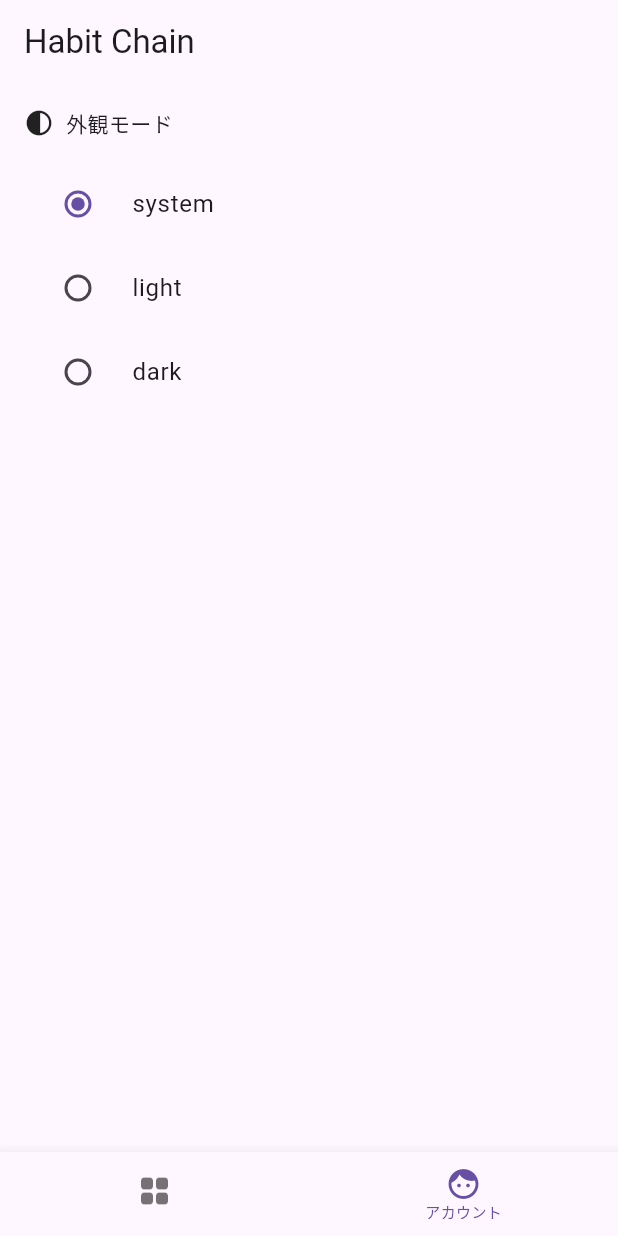
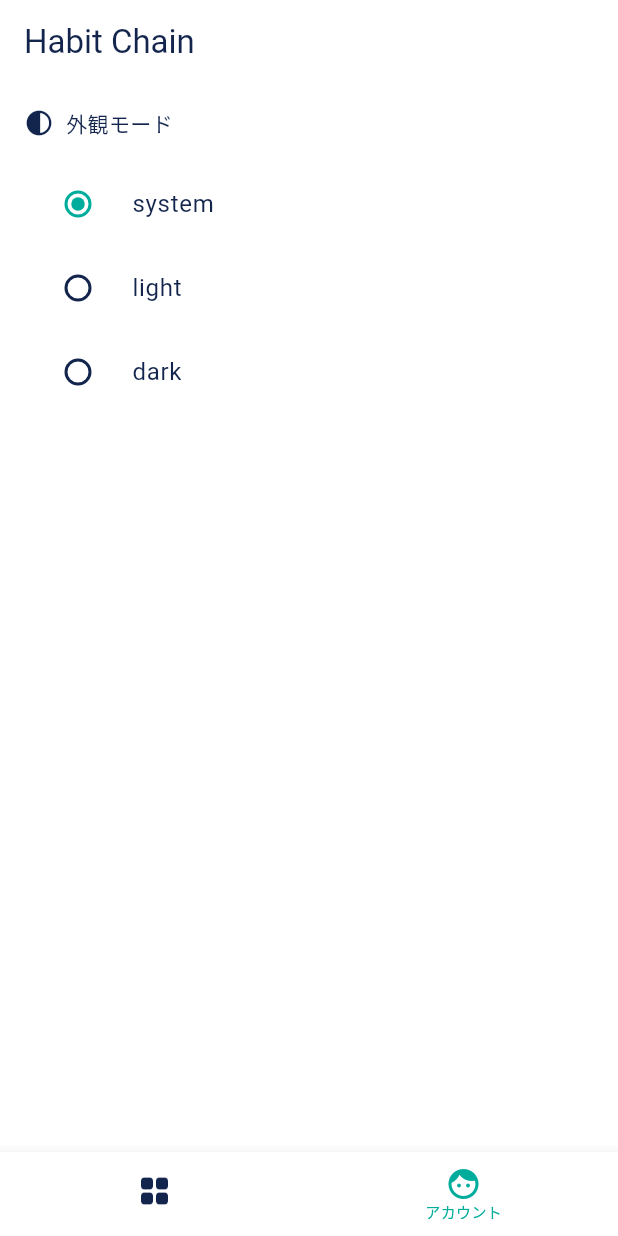
Before and after one commit to snrk0622/habit_chain_app, a Flutter app: the screen it shows after launch, item 2 of the bottom bar chosen, on a phone screen of 412 x 824 dp. Run offline on Flutter 3.47's test engine with Material 3 defaults, Android fonts, the phone set to English and light mode, and no system bars; our stand-ins replace flutter_riverpod, riverpod_annotation; generated files the repository leaves out were written again.

Commit message:
外観モード調整

```diff
--- a/lib/app.dart
+++ b/lib/app.dart
@@ -2,7 +2,40 @@ import 'package:flutter/material.dart';
 import 'package:flutter_riverpod/flutter_riverpod.dart';
 
 import 'provider/theme_provider.dart';
+import 'constant/color_constant.dart';
 import 'component/layout/layout_with_bottom_navigation_bar.dart';
+
+final ThemeData _lightTheme = ThemeData(
+  brightness: Brightness.light,
+  colorScheme: const ColorScheme(
+    brightness: Brightness.light,
+    primary: ColorConstant.primaryColor,
+    onPrimary: ColorConstant.surfaceColorForLight,
+    secondary: ColorConstant.secondaryColor,
+    onSecondary: ColorConstant.surfaceColorForLight,
+    error: ColorConstant.errorColor,
+    onError: ColorConstant.surfaceColorForLight,
+    surface: ColorConstant.surfaceColorForLight,
+    onSurface: ColorConstant.onSurfaceColorForLight,
+  ),
+  useMaterial3: true,
+);
+
+final ThemeData _darkTheme = ThemeData(
+  brightness: Brightness.dark,
+  colorScheme: const ColorScheme(
+    brightness: Brightness.dark,
+    primary: ColorConstant.primaryColor,
+    onPrimary: ColorConstant.surfaceColorForLight,
+    secondary: ColorConstant.secondaryColor,
+    onSecondary: ColorConstant.surfaceColorForLight,
+    error: ColorConstant.errorColor,
+    onError: ColorConstant.surfaceColorForLight,
+    surface: ColorConstant.surfaceColorForDark,
+    onSurface: ColorConstant.surfaceColorForLight,
+  ),
+  useMaterial3: true,
+);
 
 class MyApp extends ConsumerWidget {
   const MyApp({super.key});
@@ -11,8 +44,8 @@ class MyApp extends ConsumerWidget {
   Widget build(BuildContext context, WidgetRef ref) {
     return MaterialApp(
       title: 'Habit Chain',
-      theme: ThemeData.light(),
-      darkTheme: ThemeData.dark(),
+      theme: _lightTheme,
+      darkTheme: _darkTheme,
       themeMode: ref.watch(themeProvider),
       home: const LayoutWithBottomNavigationBar(),
     );
--- a/lib/component/layout/layout_with_bottom_navigation_bar.dart
+++ b/lib/component/layout/layout_with_bottom_navigation_bar.dart
@@ -46,9 +46,11 @@ class LayoutWithBottomNavigationBarState extends State<LayoutWithBottomNavigatio
           ),
         ],
         type: BottomNavigationBarType.fixed,
-        selectedItemColor: Theme.of(context).primaryColor,
+        enableFeedback: true,
+        selectedItemColor: Theme.of(context).colorScheme.primary,
+        selectedLabelStyle: const TextStyle(fontSize: 10),
+        unselectedItemColor: Theme.of(context).colorScheme.onSurface,
         showUnselectedLabels: false,
-        selectedLabelStyle: const TextStyle(fontSize: 10),
       ),
     );
   }
--- a/lib/component/setting/common/setting_item_container.dart
+++ b/lib/component/setting/common/setting_item_container.dart
@@ -26,6 +26,7 @@ class SettingItemContainer extends StatelessWidget {
               Icon(
                 icon,
                 size: 20,
+                color: Theme.of(context).colorScheme.onSurface,
               ),
               const SizedBox(
                 width: 8,
```
Also changed, not shown: lib/constant/color_constant.dart (added, +10 -0 lines).
